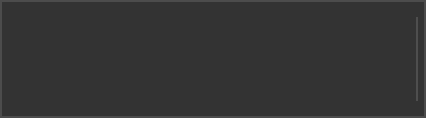
Before: the Qt Designer form ui_templates/profiles_table.ui in o-murphy/archer_ballistics_constructor, drawn with Qt 5.
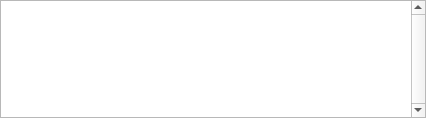
After: the same form once the commit is applied.

Diff of the .ui file:
```diff
--- a/ui_templates/profiles_table.ui
+++ b/ui_templates/profiles_table.ui
@@ -74,129 +74,7 @@
       </size>
      </property>
      <property name="styleSheet">
-      <string notr="true">QTableView {
-	border : 2px solid rgb(78, 78, 78);
-}
-
-QTableWidget {
-	border-color: rgb(76, 76, 76);
-	background-color: rgb(51, 51, 51);
-}
-
-QHeaderView::section {
-	background-color: rgb(51, 51, 51);
-	width: 22px;
-}
-
-QTableWidget::item:selected {
-	background-color: rgb(255, 170, 0);
-}
-
-QTableWidget::item:hover {
-	background-color: rgb(255, 170, 0);
-}
-
-QTableView::item:hover {
-	background-color: rgb(255, 170, 0);
-	color: red;
-}
-
-QTableView::item {
-	background-color: rgb(55, 52, 63);
-}
-
-QScrollBar:vertical {
-        background-color: rgb(51, 51, 51); /*#2A2929;*/
-        width: 14px;
-        margin: 15px 6px 15px 6px;
-        border: 1px transparent #2A2929;
-        border-radius: 6px;
-    }
-
-QScrollBar:vertical:hover {
-        background-color: rgb(51, 51, 51); /*#2A2929;*/
-        width: 14px;
-        margin: 15px 3px 15px 3px;
-        border: 1px transparent #2A2929;
-        border-radius: 6px;
-    }
-    QScrollBar::handle:vertical
-    {
-        background-color: rgb(78, 78, 78);         /* #605F5F; */
-        min-height: 5px;
-        border-radius: 4px;
-    }
-
-    QScrollBar::sub-line:vertical
-    {
-        margin: 4px 0px 0px 0px;
-		border: 1px solid rgb(51, 51, 51);
-		border-top-left-radius: 5px;
-		border-top-right-radius: 5px;
-		background-color: rgb(51, 51, 51);
-		color: white;
-        height: 5px;
-        width: 8px;
-        subcontrol-position: top;
-        subcontrol-origin: margin;
-    }
-
-    QScrollBar::add-line:vertical
-    {
-        margin: 0px 0px 4px 0px;
-		border: 1px solid rgb(51, 51, 51);
-		border-bottom-left-radius: 5px;
-		border-bottom-right-radius: 5px;
-		background-color: rgb(51, 51, 51);
-		color: white;
-        height: 5px;
-        width: 8px;
-        subcontrol-position: bottom;
-        subcontrol-origin: margin;
-    }
-
-
-    QScrollBar::sub-line:vertical:hover,QScrollBar::sub-line:vertical:on
-    {
-		margin: 4px 0px 0px 0px;
-       	border: 1px solid rgb(51, 51, 51);
-		border-top-left-radius: 5px;
-		border-top-right-radius: 5px;
-		background-color: rgb(78, 78, 78);
-        height: 5px;
-        width: 8px;
-        subcontrol-position: top;
-        subcontrol-origin: margin;
-    }
-
-
-
-    QScrollBar::add-line:vertical:hover, QScrollBar::add-line:vertical:on
-    {
-		margin: 0px 0px 4px 0px;
-		border: 1px solid rgb(51, 51, 51);
-		border-bottom-left-radius: 5px;
-		border-bottom-right-radius: 5px;
-		background-color: rgb(78, 78, 78);
-        height: 5px;
-        width: 8px;
-		subcontrol-position: bottom;
-        subcontrol-origin: margin;
-    }
-
-    QScrollBar::up-arrow:vertical, QScrollBar::down-arrow:vertical
-    {
-			        background: none;
-    }
-
-    QScrollBar::add-page:vertical, QScrollBar::sub-page:vertical
-    {
-        background: none;
-
-    }
-
-
-</string>
+      <string notr="true"/>
      </property>
      <property name="verticalScrollBarPolicy">
       <enum>Qt::ScrollBarAlwaysOn</enum>
```
